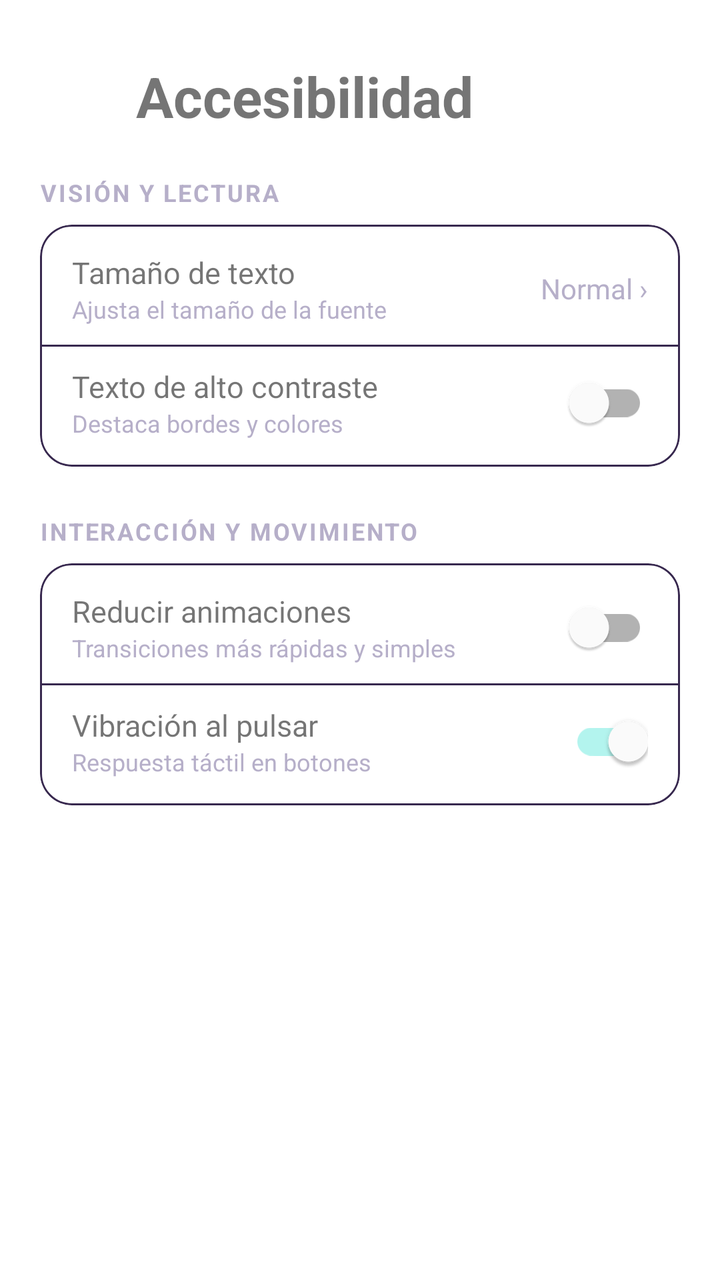
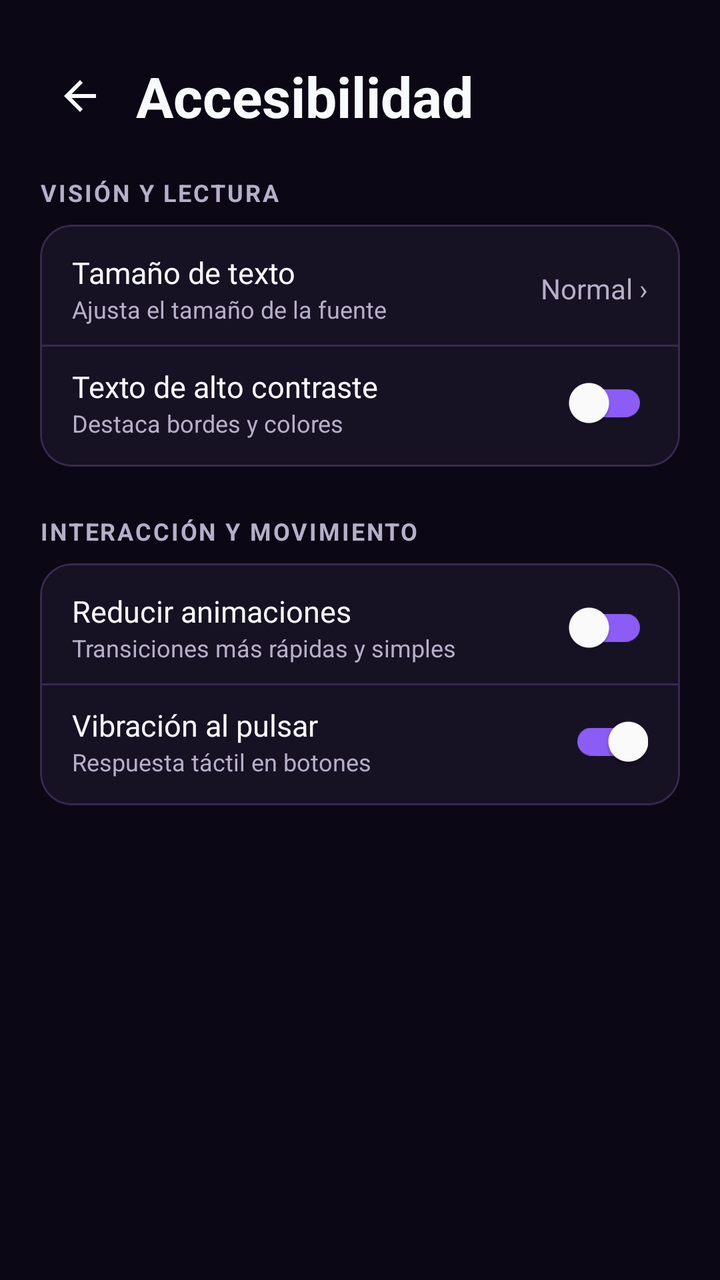

Before-and-after screenshots of an Android layout around one commit, followed by the original layout XML and the change that was made.
<!-- AndroidManifest.xml: application theme Theme.Mankuro -->
<!-- res/layout/activity_accessibility.xml -->
<?xml version="1.0" encoding="utf-8"?>
<ScrollView xmlns:android="http://schemas.android.com/apk/res/android"
    xmlns:app="http://schemas.android.com/apk/res-auto"
    android:id="@+id/scrollAccessibility"
    android:layout_width="match_parent"
    android:layout_height="match_parent"
    android:background="@color/mankuro_background"
    android:fillViewport="true">

    <LinearLayout
        android:layout_width="match_parent"
        android:layout_height="wrap_content"
        android:orientation="vertical"
        android:padding="20dp">

        <LinearLayout
            android:layout_width="match_parent"
            android:layout_height="wrap_content"
            android:gravity="center_vertical"
            android:orientation="horizontal"
            android:layout_marginTop="8dp"
            android:layout_marginBottom="20dp">

            <ImageButton
                android:id="@+id/btnBackAccessibility"
                android:layout_width="40dp"
                android:layout_height="40dp"
                android:background="?attr/selectableItemBackgroundBorderless"
                android:contentDescription="@string/volver"
                android:padding="8dp"
                android:src="@drawable/abc_ic_ab_back_material"
                app:tint="@color/mankuro_text" />

            <TextView
                android:id="@+id/tvAccessibilityTitle"
                android:layout_width="wrap_content"
                android:layout_height="wrap_content"
                android:layout_marginStart="8dp"
                android:text="@string/accesibilidad"
                android:textColor="@color/mankuro_text"
                android:textSize="28sp"
                android:textStyle="bold" />
        </LinearLayout>

        <TextView
            android:layout_width="wrap_content"
            android:layout_height="wrap_content"
            android:layout_marginBottom="8dp"
            android:letterSpacing="0.08"
            android:text="@string/visi_n_y_lectura"
            android:textColor="@color/mankuro_text_secondary"
            android:textSize="12sp"
            android:textStyle="bold" />

        <com.google.android.material.card.MaterialCardView
            android:layout_width="match_parent"
            android:layout_height="wrap_content"
            app:cardBackgroundColor="@color/mankuro_surface"
            app:cardCornerRadius="16dp"
            app:cardElevation="0dp"
            app:strokeColor="@color/mankuro_border"
            app:strokeWidth="1dp">

            <LinearLayout
                android:layout_width="match_parent"
                android:layout_height="wrap_content"
                android:orientation="vertical"
                android:paddingVertical="4dp">

                <LinearLayout
                    android:id="@+id/rowTextSize"
                    android:layout_width="match_parent"
                    android:layout_height="56dp"
                    android:background="?attr/selectableItemBackground"
                    android:gravity="center_vertical"
                    android:orientation="horizontal"
                    android:paddingHorizontal="16dp">

                    <LinearLayout
                        android:layout_width="0dp"
                        android:layout_height="wrap_content"
                        android:layout_weight="1"
                        android:orientation="vertical">

                        <TextView
                            android:layout_width="wrap_content"
                            android:layout_height="wrap_content"
                            android:text="@string/tamano_de_texto"
                            android:textColor="@color/mankuro_text"
                            android:textSize="15sp" />

                        <TextView
                            android:layout_width="wrap_content"
                            android:layout_height="wrap_content"
                            android:text="@string/ajusta_el_tamano_de_la_fuente"
                            android:textColor="@color/mankuro_text_secondary"
                            android:textSize="12sp" />
                    </LinearLayout>

                    <TextView
                        android:id="@+id/tvCurrentTextSize"
                        android:layout_width="wrap_content"
                        android:layout_height="wrap_content"
                        android:text="@string/normal"
                        android:textColor="@color/mankuro_text_secondary"
                        android:textSize="14sp" />
                </LinearLayout>

                <View
                    android:layout_width="match_parent"
                    android:layout_height="1dp"
                    android:background="@color/mankuro_border" />

                <LinearLayout
                    android:layout_width="match_parent"
                    android:layout_height="56dp"
                    android:gravity="center_vertical"
                    android:orientation="horizontal"
                    android:paddingHorizontal="16dp">

                    <LinearLayout
                        android:layout_width="0dp"
                        android:layout_height="wrap_content"
                        android:layout_weight="1"
                        android:orientation="vertical">

                        <TextView
                            android:layout_width="wrap_content"
                            android:layout_height="wrap_content"
                            android:text="@string/texto_de_alto_contraste"
                            android:textColor="@color/mankuro_text"
                            android:textSize="15sp" />

                        <TextView
                            android:layout_width="wrap_content"
                            android:layout_height="wrap_content"
                            android:text="@string/destaca_bordes_y_colores"
                            android:textColor="@color/mankuro_text_secondary"
                            android:textSize="12sp" />
                    </LinearLayout>

                    <androidx.appcompat.widget.SwitchCompat
                        android:id="@+id/switchHighContrast"
                        android:layout_width="wrap_content"
                        android:layout_height="wrap_content"
                        android:checked="false"
                        app:thumbTint="@color/white"
                        app:trackTint="@color/mankuro_primary" />
                </LinearLayout>

            </LinearLayout>
        </com.google.android.material.card.MaterialCardView>

        <TextView
            android:layout_width="wrap_content"
            android:layout_height="wrap_content"
            android:layout_marginTop="24dp"
            android:layout_marginBottom="8dp"
            android:letterSpacing="0.08"
            android:text="@string/interacci_n_y_movimiento"
            android:textColor="@color/mankuro_text_secondary"
            android:textSize="12sp"
            android:textStyle="bold" />

        <com.google.android.material.card.MaterialCardView
            android:layout_width="match_parent"
            android:layout_height="wrap_content"
            app:cardBackgroundColor="@color/mankuro_surface"
            app:cardCornerRadius="16dp"
            app:cardElevation="0dp"
            app:strokeColor="@color/mankuro_border"
            app:strokeWidth="1dp">

            <LinearLayout
                android:layout_width="match_parent"
                android:layout_height="wrap_content"
                android:orientation="vertical"
                android:paddingVertical="4dp">

                <LinearLayout
                    android:layout_width="match_parent"
                    android:layout_height="56dp"
                    android:gravity="center_vertical"
                    android:orientation="horizontal"
                    android:paddingHorizontal="16dp">

                    <LinearLayout
                        android:layout_width="0dp"
                        android:layout_height="wrap_content"
                        android:layout_weight="1"
                        android:orientation="vertical">

                        <TextView
                            android:layout_width="wrap_content"
                            android:layout_height="wrap_content"
                            android:text="@string/reducir_animaciones"
                            android:textColor="@color/mankuro_text"
                            android:textSize="15sp" />

                        <TextView
                            android:layout_width="wrap_content"
                            android:layout_height="wrap_content"
                            android:text="@string/transiciones_m_s_r_pidas_y_simples"
                            android:textColor="@color/mankuro_text_secondary"
                            android:textSize="12sp" />
                    </LinearLayout>

                    <androidx.appcompat.widget.SwitchCompat
                        android:id="@+id/switchReduceMotion"
                        android:layout_width="wrap_content"
                        android:layout_height="wrap_content"
                        android:checked="false"
                        app:thumbTint="@color/white"
                        app:trackTint="@color/mankuro_primary" />
                </LinearLayout>

                <View
                    android:layout_width="match_parent"
                    android:layout_height="1dp"
                    android:background="@color/mankuro_border" />

                <LinearLayout
                    android:layout_width="match_parent"
                    android:layout_height="56dp"
                    android:gravity="center_vertical"
                    android:orientation="horizontal"
                    android:paddingHorizontal="16dp">

                    <LinearLayout
                        android:layout_width="0dp"
                        android:layout_height="wrap_content"
                        android:layout_weight="1"
                        android:orientation="vertical">

                        <TextView
                            android:layout_width="wrap_content"
                            android:layout_height="wrap_content"
                            android:text="@string/vibraci_n_al_pulsar"
                            android:textColor="@color/mankuro_text"
                            android:textSize="15sp" />

                        <TextView
                            android:layout_width="wrap_content"
                            android:layout_height="wrap_content"
                            android:text="@string/respuesta_tactil_en_botones"
                            android:textColor="@color/mankuro_text_secondary"
                            android:textSize="12sp" />
                    </LinearLayout>

                    <androidx.appcompat.widget.SwitchCompat
                        android:id="@+id/switchHapticFeedback"
                        android:layout_width="wrap_content"
                        android:layout_height="wrap_content"
                        android:checked="true"
                        app:thumbTint="@color/white"
                        app:trackTint="@color/mankuro_primary" />
                </LinearLayout>

            </LinearLayout>
        </com.google.android.material.card.MaterialCardView>

    </LinearLayout>
</ScrollView>
<!-- resources referenced by this layout -->
<resources>
  <color name="mankuro_border">#38294F</color>
  <color name="mankuro_text_secondary">#B6AFC9</color>
  <color name="white">#FFFFFFFF</color>
  <string name="accesibilidad">Accesibilidad</string>
  <string name="ajusta_el_tamano_de_la_fuente">Ajusta el tamaño de la fuente</string>
  <string name="destaca_bordes_y_colores">Destaca bordes y colores</string>
  <string name="interacci_n_y_movimiento">INTERACCIÓN Y MOVIMIENTO</string>
  <string name="normal">Normal ›</string>
  <string name="reducir_animaciones">Reducir animaciones</string>
  <string name="respuesta_tactil_en_botones">Respuesta táctil en botones</string>
  <string name="tamano_de_texto">Tamaño de texto</string>
  <string name="texto_de_alto_contraste">Texto de alto contraste</string>
  <string name="transiciones_m_s_r_pidas_y_simples">Transiciones más rápidas y simples</string>
  <string name="vibraci_n_al_pulsar">Vibración al pulsar</string>
  <string name="visi_n_y_lectura">VISIÓN Y LECTURA</string>
  <string name="volver">Volver</string>
  <style name="Theme.Mankuro" parent="Theme.MaterialComponents.DayNight.NoActionBar" />
</resources>

<!-- the commit's change to res/layout/activity_accessibility.xml (unified diff, before → after) -->
@@ -4,7 +4,7 @@
     android:id="@+id/scrollAccessibility"
     android:layout_width="match_parent"
     android:layout_height="match_parent"
-    android:background="@color/mankuro_background"
+    android:background="@color/background"
     android:fillViewport="true">
 
     <LinearLayout
@@ -29,7 +29,7 @@
                 android:contentDescription="@string/volver"
                 android:padding="8dp"
                 android:src="@drawable/abc_ic_ab_back_material"
-                app:tint="@color/mankuro_text" />
+                app:tint="@color/on_surface" />
 
             <TextView
                 android:id="@+id/tvAccessibilityTitle"
@@ -37,7 +37,7 @@
                 android:layout_height="wrap_content"
                 android:layout_marginStart="8dp"
                 android:text="@string/accesibilidad"
-                android:textColor="@color/mankuro_text"
+                android:textColor="@color/on_surface"
                 android:textSize="28sp"
                 android:textStyle="bold" />
         </LinearLayout>
@@ -55,7 +55,7 @@
         <com.google.android.material.card.MaterialCardView
             android:layout_width="match_parent"
             android:layout_height="wrap_content"
-            app:cardBackgroundColor="@color/mankuro_surface"
+            app:cardBackgroundColor="@color/surface"
             app:cardCornerRadius="16dp"
             app:cardElevation="0dp"
             app:strokeColor="@color/mankuro_border"
@@ -86,7 +86,7 @@
                             android:layout_width="wrap_content"
                             android:layout_height="wrap_content"
                             android:text="@string/tamano_de_texto"
-                            android:textColor="@color/mankuro_text"
+                            android:textColor="@color/on_surface"
                             android:textSize="15sp" />
 
                         <TextView
@@ -128,7 +128,7 @@
                             android:layout_width="wrap_content"
                             android:layout_height="wrap_content"
                             android:text="@string/texto_de_alto_contraste"
-                            android:textColor="@color/mankuro_text"
+                            android:textColor="@color/on_surface"
                             android:textSize="15sp" />
 
                         <TextView
@@ -145,7 +145,7 @@
                         android:layout_height="wrap_content"
                         android:checked="false"
                         app:thumbTint="@color/white"
-                        app:trackTint="@color/mankuro_primary" />
+                        app:trackTint="@color/primary" />
                 </LinearLayout>
 
             </LinearLayout>
@@ -165,7 +165,7 @@
         <com.google.android.material.card.MaterialCardView
             android:layout_width="match_parent"
             android:layout_height="wrap_content"
-            app:cardBackgroundColor="@color/mankuro_surface"
+            app:cardBackgroundColor="@color/surface"
             app:cardCornerRadius="16dp"
             app:cardElevation="0dp"
             app:strokeColor="@color/mankuro_border"
@@ -194,7 +194,7 @@
                             android:layout_width="wrap_content"
                             android:layout_height="wrap_content"
                             android:text="@string/reducir_animaciones"
-                            android:textColor="@color/mankuro_text"
+                            android:textColor="@color/on_surface"
                             android:textSize="15sp" />
 
                         <TextView
@@ -211,7 +211,7 @@
                         android:layout_height="wrap_content"
                         android:checked="false"
                         app:thumbTint="@color/white"
-                        app:trackTint="@color/mankuro_primary" />
+                        app:trackTint="@color/primary" />
                 </LinearLayout>
 
                 <View
@@ -236,7 +236,7 @@
                             android:layout_width="wrap_content"
                             android:layout_height="wrap_content"
                             android:text="@string/vibraci_n_al_pulsar"
-                            android:textColor="@color/mankuro_text"
+                            android:textColor="@color/on_surface"
                             android:textSize="15sp" />
 
                         <TextView
@@ -253,7 +253,7 @@
                         android:layout_height="wrap_content"
                         android:checked="true"
                         app:thumbTint="@color/white"
-                        app:trackTint="@color/mankuro_primary" />
+                        app:trackTint="@color/primary" />
                 </LinearLayout>
 
             </LinearLayout>
<!-- resource entries referenced after the edit -->
@@ -1,7 +1,11 @@
 <!-- resources referenced by this layout -->
 <resources>
+  <color name="background">#0B0714</color>
   <color name="mankuro_border">#38294F</color>
   <color name="mankuro_text_secondary">#B6AFC9</color>
+  <color name="on_surface">#F8FAFC</color>
+  <color name="primary">#8B5CF6</color>
+  <color name="surface">#171124</color>
   <color name="white">#FFFFFFFF</color>
   <string name="accesibilidad">Accesibilidad</string>
   <string name="ajusta_el_tamano_de_la_fuente">Ajusta el tamaño de la fuente</string>
